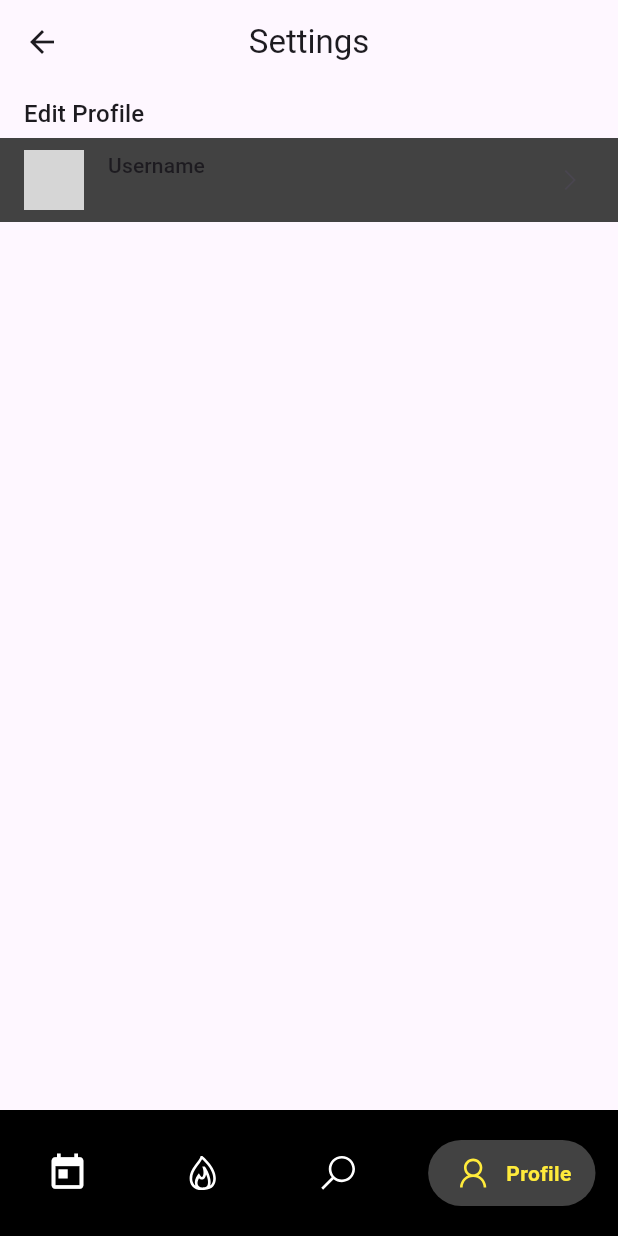
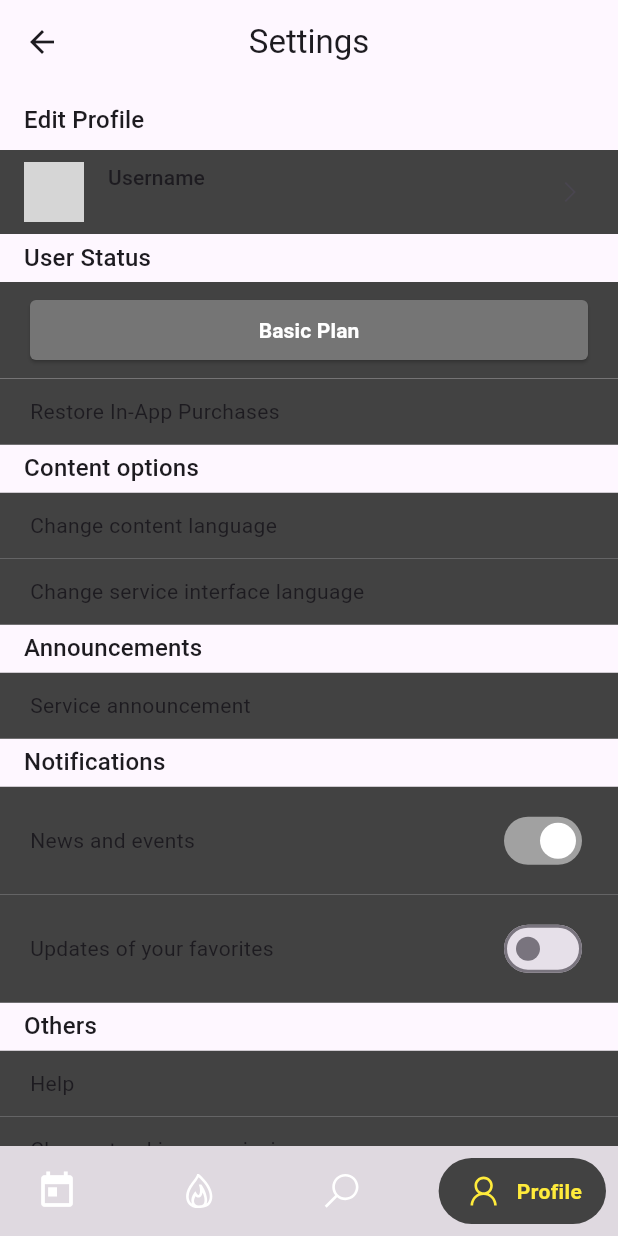
Before and after one commit to tuananh2606/reco, a Flutter app: the SettingsScreen screen opened by its route, on a phone screen of 412 x 824 dp. Run offline on Flutter 3.47's test engine with Material 3 defaults, Android fonts, the phone set to English and light mode, and no system bars; drawn by our look-alikes of google_nav_bar; our stand-ins replace bloc, carousel_slider, flutter_bloc, go_router, line_icons, smooth_page_indicator; generated files the repository leaves out were written again; network calls fail; grey boxes are pictures that could not be loaded.

Commit message:
feat: add profile and setting screen

```diff
--- a/lib/bottom_navbar.dart
+++ b/lib/bottom_navbar.dart
@@ -2,6 +2,7 @@ import 'package:flutter/material.dart';
 import 'package:go_router/go_router.dart';
 import 'package:google_nav_bar/google_nav_bar.dart';
 import 'package:line_icons/line_icons.dart';
+import 'package:reco/utils/constants/sizes.dart';
 
 class BottomNavbar extends StatelessWidget {
   BottomNavbar({required this.navigationShell, super.key});
@@ -43,25 +44,18 @@ class BottomNavbar extends StatelessWidget {
   @override
   Widget build(BuildContext context) {
     return Scaffold(
-      bottomNavigationBar: SafeArea(
-        child: ColoredBox(
-          color: Colors.black,
-          child: Padding(
-            padding: const EdgeInsets.symmetric(horizontal: 15, vertical: 20),
-            child: GNav(
-              backgroundColor: Colors.black,
+      bottomNavigationBar: GNav(
+        backgroundColor: Colors.black12,
         color: Colors.white,
         activeColor: Colors.yellow,
         tabBackgroundColor: Colors.grey.shade800,
         gap: 8,
         iconSize: 28,
-              padding: const EdgeInsets.symmetric(horizontal: 16, vertical: 8),
+        tabMargin: const EdgeInsets.all(8),
+        padding: const EdgeInsets.symmetric(horizontal: Sizes.md, vertical: Sizes.sm),
         tabs: body,
         selectedIndex: navigationShell.currentIndex,
         onTabChange: (index) => _onItemTapped(index, context),
-            ),
-          ),
-        ),
       ),
       body: navigationShell,
     );
--- a/lib/common/widgets/layout/grid_layout.dart
+++ b/lib/common/widgets/layout/grid_layout.dart
@@ -9,7 +9,7 @@ class GridLayout extends StatelessWidget {
   @override
   Widget build(BuildContext context) {
     return GridView.builder(
-        physics: const NeverScrollableScrollPhysics(),
+      physics: const BouncingScrollPhysics(),
       shrinkWrap: true,
       padding: EdgeInsets.zero,
       itemCount: itemCount,
@@ -19,6 +19,7 @@ class GridLayout extends StatelessWidget {
         crossAxisSpacing: Sizes.gridViewSpacing / 4,
         mainAxisExtent: mainAxisExtent,
       ),
-        itemBuilder: itemBuilder,);
+      itemBuilder: itemBuilder,
+    );
   }
 }
--- a/lib/features/homepage/view/home_page.dart
+++ b/lib/features/homepage/view/home_page.dart
@@ -20,18 +20,22 @@ class Homepage extends StatelessWidget {
     ];
     return Scaffold(
       body: SingleChildScrollView(
+        physics: const BouncingScrollPhysics(),
         child: Column(
           crossAxisAlignment: CrossAxisAlignment.start,
           children: [
             Padding(
               padding: const EdgeInsets.all(Sizes.defaultSpace),
               child: CarouselSlider(
-                  items: imgList
-                      .map((item) => GestureDetector(
-                            child: Image.network(item, width: DeviceUtils.getScreenWidth(context), fit: BoxFit.cover),
-                          ),)
-                      .toList(),
-                  options: CarouselOptions(viewportFraction: 1, height: 120),),
+                items: imgList
+                    .map(
+                      (item) => GestureDetector(
+                        child: Image.network(item, width: DeviceUtils.getScreenWidth(context), fit: BoxFit.cover),
+                      ),
+                    )
+                    .toList(),
+                options: CarouselOptions(viewportFraction: 1, height: 120),
+              ),
             ),
             Padding(
               padding: const EdgeInsets.symmetric(horizontal: Sizes.defaultSpace / 2),
--- a/lib/features/hotpage/view/hot_screen.dart
+++ b/lib/features/hotpage/view/hot_screen.dart
@@ -51,6 +51,7 @@ class _HotScreenState extends State<HotScreen> with SingleTickerProviderStateMix
       body: DefaultTabController(
         length: tabs.length,
         child: NestedScrollView(
+          physics: const BouncingScrollPhysics(),
           controller: _scrollViewController,
           headerSliverBuilder: (_, innerBoxIsScrolled) {
             return [
@@ -203,6 +204,7 @@ class _HotScreenState extends State<HotScreen> with SingleTickerProviderStateMix
           body: Padding(
             padding: const EdgeInsets.symmetric(horizontal: 8),
             child: TabBarView(
+              physics: const NeverScrollableScrollPhysics(),
               children: [
                 ListView(
                   shrinkWrap: true,
--- a/lib/features/profile/view/profile_screen.dart
+++ b/lib/features/profile/view/profile_screen.dart
@@ -4,6 +4,7 @@ import 'package:line_icons/line_icons.dart';
 import 'package:reco/common/widgets/card/card_item.dart';
 import 'package:reco/common/widgets/layout/grid_layout.dart';
 import 'package:reco/common/widgets/tabbar/tabbar.dart';
+import 'package:reco/utils/constants/sizes.dart';
 
 class ProfileScreen extends StatefulWidget {
   const ProfileScreen({super.key});
@@ -57,12 +58,15 @@ class _ProfileScreenState extends State<ProfileScreen> with SingleTickerProvider
             ),
           ];
         },
-        body: TabBarView(
-          controller: _tabController,
-          children: [
-            GridLayout(itemCount: 21, mainAxisExtent: 190, itemBuilder: (_, index) => const CardItem()),
-            GridLayout(itemCount: 21, mainAxisExtent: 190, itemBuilder: (_, index) => const CardItem()),
-          ],
+        body: Padding(
+          padding: const EdgeInsets.symmetric(horizontal: Sizes.sm, vertical: Sizes.xs),
+          child: TabBarView(
+            controller: _tabController,
+            children: [
+              GridLayout(itemCount: 21, mainAxisExtent: 190, itemBuilder: (_, index) => const CardItem()),
+              GridLayout(itemCount: 21, mainAxisExtent: 190, itemBuilder: (_, index) => const CardItem()),
+            ],
+          ),
         ),
       ),
     );
--- a/lib/features/search/view/search_screen.dart
+++ b/lib/features/search/view/search_screen.dart
@@ -109,6 +109,7 @@ class _SearchScreenState extends State<SearchScreen> with SingleTickerProviderSt
           controller: _tabController,
           children: [
             SingleChildScrollView(
+              physics: const BouncingScrollPhysics(),
               child: Column(
                 children: [
                   CarouselSlider(
@@ -215,6 +216,7 @@ class _SearchScreenState extends State<SearchScreen> with SingleTickerProviderSt
               ),
             ),
             SingleChildScrollView(
+              physics: const BouncingScrollPhysics(),
               child: Column(
                 children: [
                   Image.network(
--- a/lib/features/settings/view/settings_screen.dart
+++ b/lib/features/settings/view/settings_screen.dart
@@ -13,18 +13,13 @@ class SettingsScreen extends StatelessWidget {
         title: const Text('Settings'),
       ),
       body: SingleChildScrollView(
+        physics: const BouncingScrollPhysics(),
         child: Padding(
           padding: const EdgeInsets.symmetric(vertical: 8),
           child: Column(
             crossAxisAlignment: CrossAxisAlignment.start,
             children: [
-              Padding(
-                padding: const EdgeInsets.symmetric(horizontal: Sizes.md),
-                child: Text(
-                  'Edit Profile',
-                  style: Theme.of(context).textTheme.titleMedium,
-                ),
-              ),
+              const SettingTitleItem(title: 'Edit Profile'),
               const SizedBox(
                 height: 4,
               ),
@@ -49,6 +44,68 @@ class SettingsScreen extends StatelessWidget {
                   ),
                 ),
               ),
+              const SettingTitleItem(title: 'User Status'),
+              Column(
+                children: [
+                  Container(
+                    width: double.infinity,
+                    padding: const EdgeInsets.symmetric(vertical: Sizes.md / 2, horizontal: 20),
+                    decoration: BoxDecoration(
+                      color: Colors.grey.shade800,
+                      border: Border(bottom: BorderSide(width: 0.5, color: Colors.grey.shade600)),
+                    ),
+                    child: ElevatedButton(
+                      onPressed: () {},
+                      style: ElevatedButton.styleFrom(
+                        backgroundColor: Colors.grey.shade600,
+                        shape: RoundedRectangleBorder(borderRadius: BorderRadius.circular(4)),
+                      ),
+                      child: const Text(
+                        'Basic Plan',
+                        style: TextStyle(fontWeight: FontWeight.bold, color: Colors.white, fontSize: 14),
+                      ),
+                    ),
+                  ),
+                  const SettingItem(title: 'Restore In-App Purchases'),
+                ],
+              ),
+              const SettingTitleItem(title: 'Content options'),
+              const Column(
+                children: [
+                  SettingItem(title: 'Change content language'),
+                  SettingItem(title: 'Change service interface language'),
+                ],
+              ),
+              const SettingTitleItem(title: 'Announcements'),
+              const SettingItem(title: 'Service announcement'),
+              const SettingTitleItem(title: 'Notifications'),
+              Column(
+                children: [
+                  SettingItem(
+                    title: 'News and events',
+                    trailing: Switch(value: true, activeColor: Colors.white, onChanged: (value) {}),
+                  ),
+                  SettingItem(
+                    title: 'Updates of your favorites',
+                    trailing: Switch(value: false, activeColor: Colors.white, onChanged: (value) {}),
+                  ),
+                ],
+              ),
+              const SettingTitleItem(title: 'Others'),
+              const Column(
+                children: [
+                  SettingItem(title: 'Help'),
+                  SettingItem(title: 'Change tracking permission'),
+                  SettingItem(title: 'About us'),
+                  SettingItem(title: 'Content Ratings'),
+                  SettingItem(title: 'Terms of service'),
+                  SettingItem(title: 'Privacy policy'),
+                  SettingItem(title: 'Copyrights'),
+                ],
+              ),
+              const SizedBox(
+                height: 8,
+              ),
             ],
           ),
         ),
@@ -56,3 +113,47 @@ class SettingsScreen extends StatelessWidget {
     );
   }
 }
+
+class SettingTitleItem extends StatelessWidget {
+  const SettingTitleItem({
+    required this.title,
+    super.key,
+  });
+
+  final String title;
+
+  @override
+  Widget build(BuildContext context) {
+    return Padding(
+      padding: const EdgeInsets.symmetric(vertical: Sizes.xs, horizontal: Sizes.md),
+      child: Text(
+        title,
+        style: Theme.of(context).textTheme.titleMedium,
+      ),
+    );
+  }
+}
+
+class SettingItem extends StatelessWidget {
+  const SettingItem({
+    required this.title,
+    this.trailing,
+    super.key,
+  });
+
+  final String title;
+  final Widget? trailing;
+
+  @override
+  Widget build(BuildContext context) {
+    return Container(
+      color: Colors.grey.shade800,
+      width: double.infinity,
+      padding: const EdgeInsets.symmetric(vertical: 12, horizontal: 20),
+      child: Row(
+        mainAxisAlignment: MainAxisAlignment.spaceBetween,
+        children: [Text(title), trailing ?? const SizedBox()],
+      ),
+    );
+  }
+}
```
Also changed, not shown: lib/services/anilist/anilist.dart (added). Lines whose indentation alone changed are shown as unchanged.
